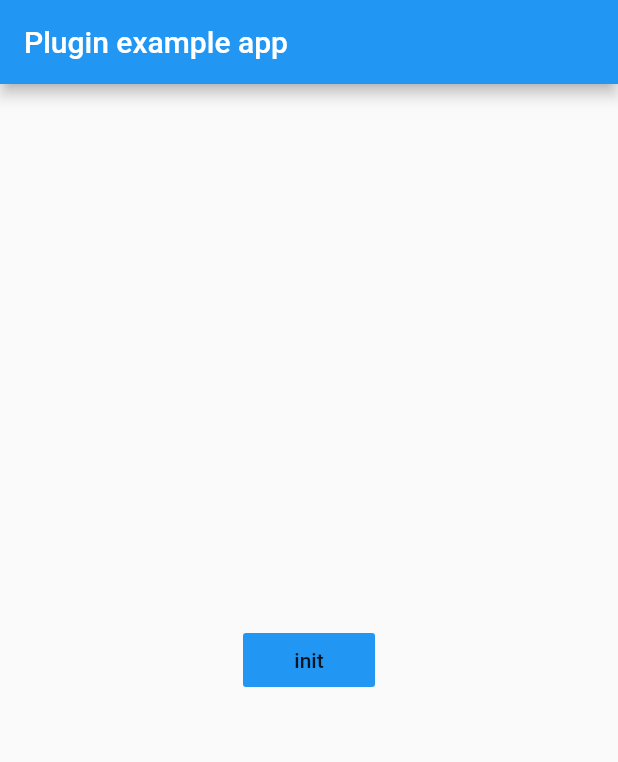
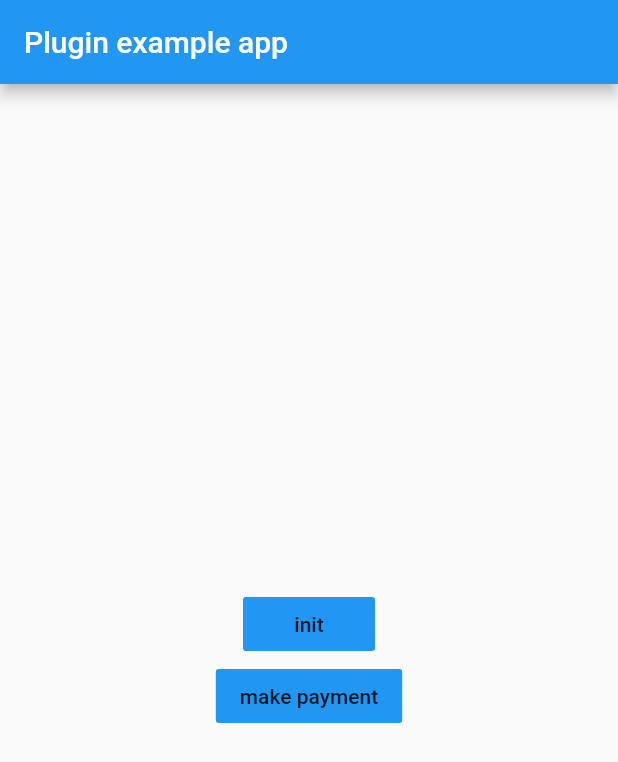
Before and after one commit to Oleksandr32/flutter-QuickPay, a Flutter app: the screen it shows after launch, on a phone screen of 412 x 824 dp. Shown: the top 762 px of the screen. Run offline on Flutter 3.47's test engine with Material 2 defaults, Android fonts, the light colour scheme and no system bars.

Commit message:
update example

```diff
--- a/example/lib/main.dart
+++ b/example/lib/main.dart
@@ -3,6 +3,7 @@ import 'dart:async';
 
 import 'package:flutter/services.dart';
 import 'package:quick_pay/quick_pay.dart';
+import 'package:uuid/uuid.dart';
 
 void main() => runApp(MyApp());
 
@@ -25,12 +26,29 @@ class _MyAppState extends State<MyApp> {
           title: const Text('Plugin example app'),
         ),
         body: Center(
-          child: FlatButton(
-            color: Colors.blue,
-            onPressed: () {
-              QuickPay.init(apiKey: '');
-            },
-            child: Text('init'),
+          child: Column(
+            mainAxisAlignment: MainAxisAlignment.center,
+            children: <Widget>[
+              FlatButton(
+                color: Colors.blue,
+                onPressed: () {
+                  QuickPay.init(apiKey: '');
+                },
+                child: Text('init'),
+              ),
+              FlatButton(
+                color: Colors.blue,
+                onPressed: () async {
+                  try {
+                    final orderId = Uuid().v4().replaceAll('-', '').substring(0, 14);
+                    final result = await QuickPay.makePayment(currency: 'DKK', orderId: orderId, price: 21.8);
+                  } catch (e) {
+                    // handle errors
+                  }
+                },
+                child: Text('make payment'),
+              ),
+            ],
           ),
         ),
       ),
```
Also changed, not shown: example/pubspec.yaml (+2 -41 lines), example/pubspec.lock.
